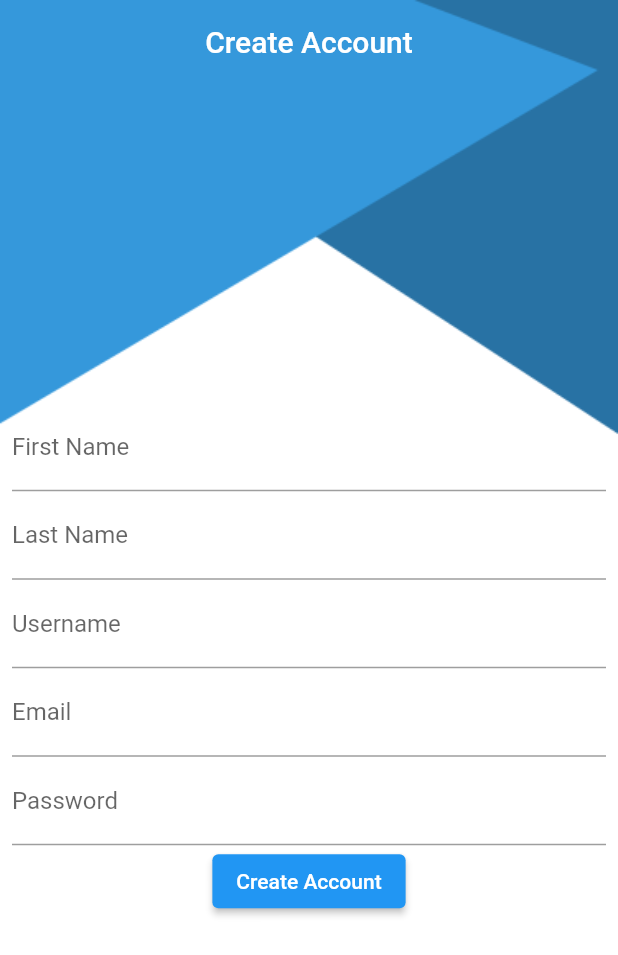
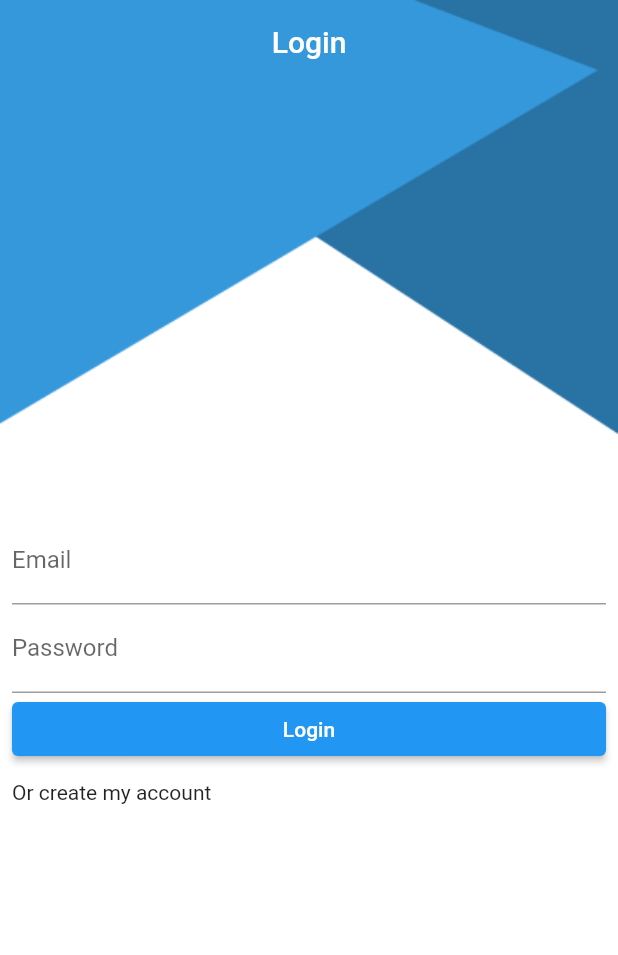
Before and after one commit to fares-atiaw/Chat-Room-Project, a Flutter app: the screen it shows after launch, on a phone screen of 412 x 824 dp. Shown: the top 955 px of the screen. Run offline on Flutter 3.47's test engine with Material 2 defaults, Android fonts, the phone set to English and light mode, and no system bars; our stand-ins replace firebase_auth, firebase_core; accounts and stored records are empty; generated files the repository leaves out were written again.

Commit message:
Trying serializing

```diff
--- a/analysis_options.yaml
+++ b/analysis_options.yaml
@@ -1,7 +1,7 @@
 # This file configures the analyzer, which statically analyzes Dart code to
 # check for errors, warnings, and lints.
 #
-# The issues identified by the analyzer are surfaced in the UI of Dart-enabled
+# The issues identified by the analyzer are surfaced in the UI_VM of Dart-enabled
 # IDEs (https://dart.dev/tools#ides-and-editors). The analyzer can also be
 # invoked from the command line by running `flutter analyze`.
 
--- a/lib/Tools/connector.dart
+++ b/lib/Tools/connector.dart
@@ -1,7 +1,5 @@
 abstract class Connector {
   void showLoading();
-
   void showMessage(String message);
-
   void hideDialog();
 }
--- a/lib/UI/Screens/register_vm.dart
+++ /dev/null
@@ -1,32 +0,0 @@
-import 'package:chat_app/Tools/connector.dart';
-import 'package:firebase_auth/firebase_auth.dart';
-import 'package:flutter/material.dart';
-
-class VM_Register extends ChangeNotifier {
-  FirebaseAuth credential = FirebaseAuth.instance;
-  late UserCredential result;
-  late Connector connector;
-
-  Future<void> register(
-      BuildContext context, String emailAddress, String password) async {
-    try {
-      connector.showLoading();
-      result = await credential.createUserWithEmailAndPassword(
-          email: emailAddress, password: password);
-      print('User ID => ${result.user?.uid} \n Email => ${result.user?.email}');
-      connector.hideDialog();
-    } on FirebaseAuthException catch (e) {
-      if (e.code == 'weak-password') {
-        connector.hideDialog();
-        print('The password provided is too weak.');
-        connector.showMessage('The password provided is too weak');
-      } else if (e.code == 'email-already-in-use') {
-        connector.hideDialog();
-        print('The account already exists for that email.');
-        connector.showMessage('The account already exists for that email.');
-      }
-    } catch (e) {
-      print(e);
-    }
-  }
-}
--- /dev/null
+++ b/lib/UI_VM/Login/login_screen.dart
@@ -0,0 +1,125 @@
+import 'package:chat_app/Tools/base_transactions.dart';
+import 'package:chat_app/UI_VM/Login/login_vm.dart';
+import 'package:chat_app/UI_VM/Register/register_screen.dart';
+import 'package:flutter/material.dart';
+import 'package:provider/provider.dart';
+
+class LoginScreen extends StatefulWidget {
+  static String routeName = 'login';
+
+  @override
+  State<LoginScreen> createState() => _LoginScreenState();
+}
+
+class _LoginScreenState extends BaseState<LoginScreen, VM_Login> {
+  @override
+  VM_Login initialViewModel() =>
+      viewModel = VM_Login(); // You get *viewModel* from the BaseState
+  final _formKey = GlobalKey<FormState>(); //As a reference
+  String email = '';
+  String password = '';
+
+  @override
+  void initState() {
+    super.initState();
+    viewModel.navigator = this;
+  }
+
+  @override
+  Widget build(BuildContext context) {
+    return ChangeNotifierProvider(
+      create: ((context) => viewModel),
+      child: Stack(
+        children: [
+          Container(
+            color: Colors.white,
+            child: Image.asset(
+              'assests/background.png',
+              width: double.infinity,
+              height: double.infinity,
+              fit: BoxFit.fill,
+            ),
+          ),
+          Scaffold(
+            backgroundColor: Colors.transparent,
+            resizeToAvoidBottomInset: false,
+            appBar: AppBar(
+              centerTitle: true,
+              elevation: 0,
+              backgroundColor: Colors.transparent,
+              title: Text('Login'),
+            ),
+            body: Container(
+              padding: const EdgeInsets.all(8.0),
+              child: Form(
+                key: _formKey,
+                //Act as a unique identifier for that Form(). So that, we can get its properties after that.
+                child: Column(
+                  mainAxisAlignment: MainAxisAlignment.center,
+                  crossAxisAlignment: CrossAxisAlignment.stretch,
+                  children: [
+                    TextFormField(
+                      decoration: InputDecoration(
+                        labelText: 'Email',
+                      ),
+                      //keyboardType: TextInputType.emailAddress,
+                      onChanged: (x) => email = x,
+                      textInputAction: TextInputAction.next,
+                      validator: (value) {
+                        if (value == null || value.trim().isEmpty)
+                          return 'Please enter some text';
+                        else if (!RegExp(
+                                r"^[a-zA-Z0-9.a-zA-Z0-9.!#$%&'*+-/=?^_`{|}~]+@[a-zA-Z0-9]+\.[a-zA-Z]+")
+                            .hasMatch(value))
+                          return 'Wrong format';
+                        // else if (value.contains(" "))
+                        //   return 'Username can\'t contains whitespace';
+                        else
+                          return null;
+                      },
+                    ),
+                    TextFormField(
+                      decoration: InputDecoration(
+                        labelText: 'Password',
+                      ),
+                      onChanged: (x) => password = x,
+                      textInputAction: TextInputAction.done,
+                      validator: (value) {
+                        if (value == null || value.trim().isEmpty)
+                          return 'Needed password';
+                        else if (value.trim().length < 6)
+                          return 'The password must be at least six characters';
+                        else
+                          return null;
+                      },
+                    ),
+                    ElevatedButton(
+                        onPressed: () => validateForm(context),
+                        child: Text('Login')),
+                    SizedBox(
+                      height: 10,
+                    ),
+                    InkWell(
+                        child: Text(
+                          'Or create my account',
+                          textAlign: TextAlign.start,
+                        ),
+                        onTap: () => Navigator.pushReplacementNamed(
+                            context, RegisterScreen.routeName))
+                  ],
+                ),
+              ),
+            ),
+          )
+        ],
+      ),
+    );
+  }
+
+  void validateForm(BuildContext context) {
+    if (_formKey.currentState!.validate()) {
+      viewModel.sign_in(
+          context: context, emailAddress: email, password: password);
+    }
+  }
+}
--- a/lib/main.dart
+++ b/lib/main.dart
@@ -1,7 +1,8 @@
-import 'package:chat_app/UI/Screens/register_screen.dart';
+import 'package:chat_app/UI_VM/Login/login_screen.dart';
 import 'package:firebase_core/firebase_core.dart';
 import 'package:flutter/material.dart';
 
+import 'UI_VM/Register/register_screen.dart';
 import 'firebase_options.dart';
 
 void main() async {
@@ -17,8 +18,11 @@ class MyApp extends StatelessWidget {
   Widget build(BuildContext context) {
     return MaterialApp(
       title: 'Chat App',
-      routes: {RegisterScreen.routeName: (context) => RegisterScreen()},
-      initialRoute: RegisterScreen.routeName,
+      routes: {
+        RegisterScreen.routeName: (context) => RegisterScreen(),
+        LoginScreen.routeName: (context) => LoginScreen()
+      },
+      initialRoute: LoginScreen.routeName,
     );
   }
 }
```
Also changed, not shown: lib/Model/user_data.dart (added, +23 -0 lines), lib/Tools/base_transactions.dart (added, +80 -0 lines), lib/UI_VM/Login/login_vm.dart (added, +32 -0 lines), lib/UI_VM/Register/register_screen.dart (renamed from lib/UI/Screens/register_screen.dart, +31 -7 lines), lib/UI_VM/Register/register_vm.dart (added, +30 -0 lines), pubspec.yaml (+4 -5 lines), pubspec.lock.
